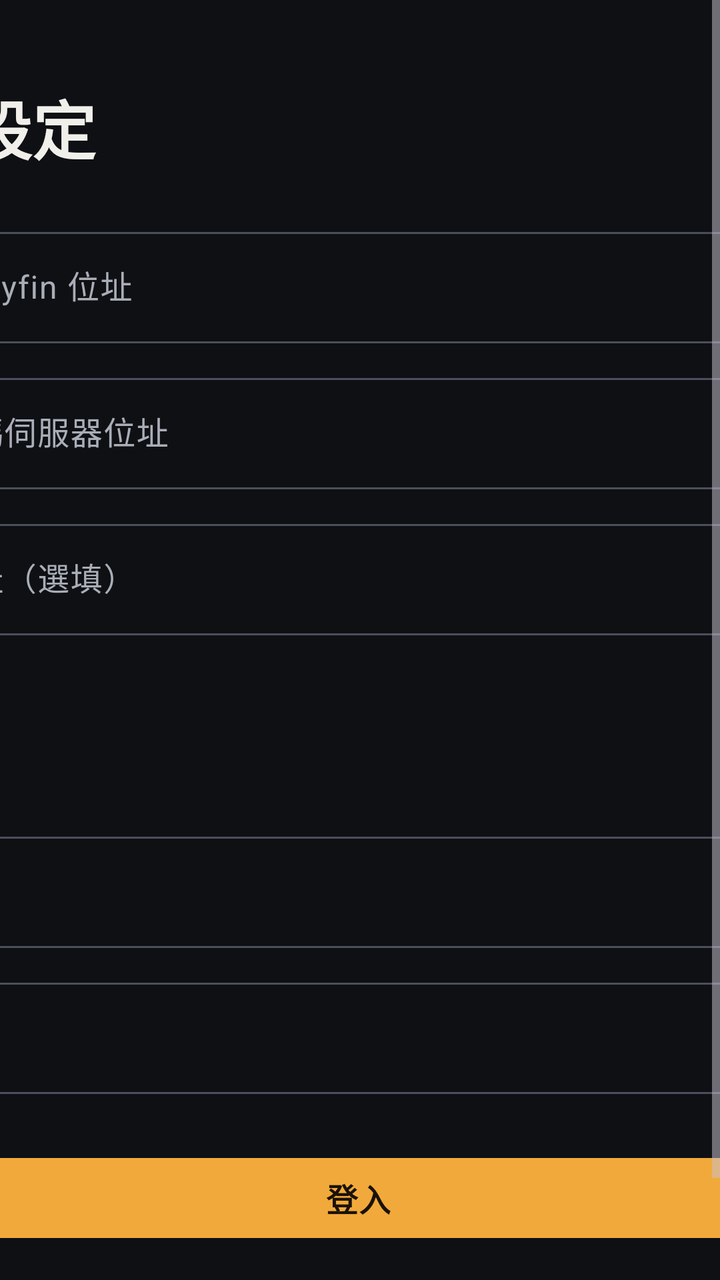
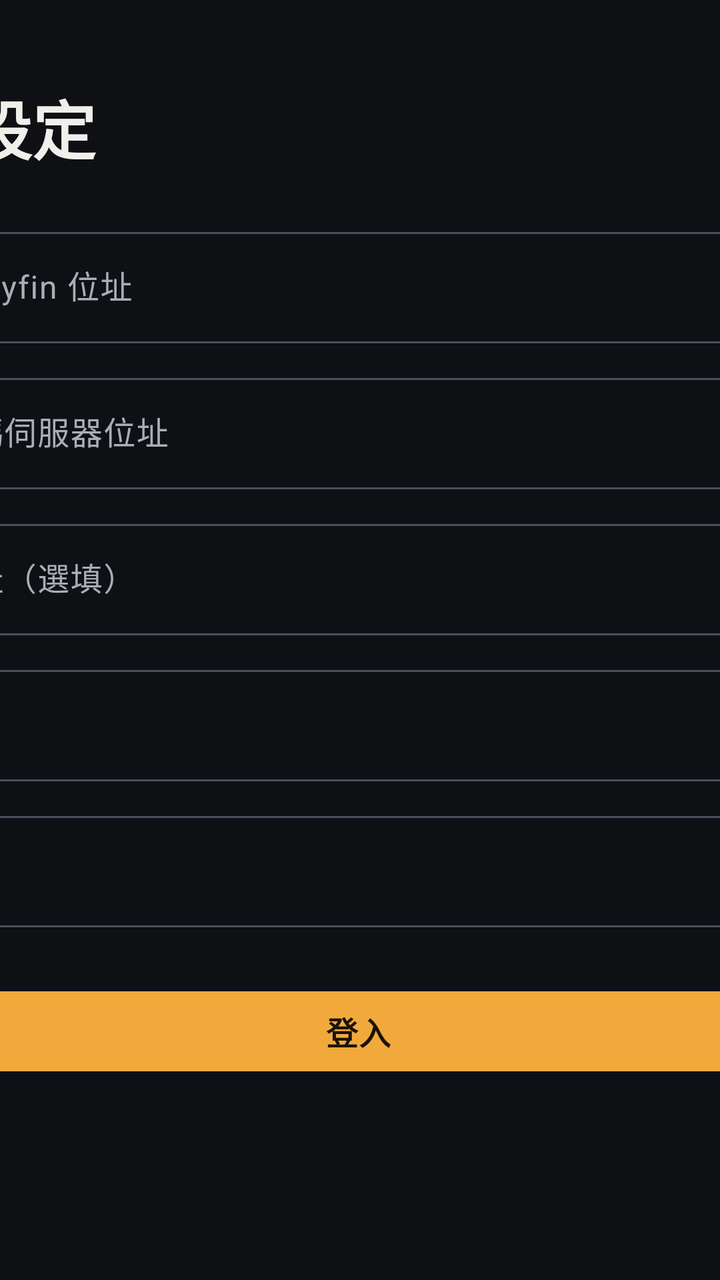

Compare the two renders of this Android layout. The source of the first and the diff that turns it into the second are given below.
<!-- AndroidManifest.xml: application theme Theme.Player -->
<!-- res/layout/activity_login.xml -->
<?xml version="1.0" encoding="utf-8"?>
<ScrollView xmlns:android="http://schemas.android.com/apk/res/android"
    xmlns:app="http://schemas.android.com/apk/res-auto"
    android:layout_width="match_parent"
    android:layout_height="match_parent"
    android:fillViewport="true">

    <LinearLayout
        android:layout_width="520dp"
        android:layout_height="wrap_content"
        android:layout_gravity="center_horizontal"
        android:orientation="vertical"
        android:paddingTop="40dp"
        android:paddingBottom="40dp">

        <TextView
            android:layout_width="wrap_content"
            android:layout_height="wrap_content"
            android:layout_marginBottom="12dp"
            android:text="@string/login_title"
            android:textColor="@color/text"
            android:textSize="32sp"
            android:textStyle="bold" />

        <com.google.android.material.textfield.TextInputLayout
            style="@style/Widget.Material3.TextInputLayout.OutlinedBox"
            android:layout_width="match_parent"
            android:layout_height="wrap_content"
            android:layout_marginTop="12dp"
            android:hint="@string/lan_jellyfin"
            app:placeholderText="@string/lan_jellyfin_hint">

            <com.google.android.material.textfield.TextInputEditText
                android:id="@+id/lanJellyfin"
                android:layout_width="match_parent"
                android:layout_height="wrap_content"
                android:importantForAutofill="no"
                android:inputType="textUri" />
        </com.google.android.material.textfield.TextInputLayout>

        <com.google.android.material.textfield.TextInputLayout
            style="@style/Widget.Material3.TextInputLayout.OutlinedBox"
            android:layout_width="match_parent"
            android:layout_height="wrap_content"
            android:layout_marginTop="12dp"
            android:hint="@string/lan_xcode"
            app:placeholderText="@string/lan_xcode_hint">

            <com.google.android.material.textfield.TextInputEditText
                android:id="@+id/lanXcode"
                android:layout_width="match_parent"
                android:layout_height="wrap_content"
                android:importantForAutofill="no"
                android:inputType="textUri" />
        </com.google.android.material.textfield.TextInputLayout>

        <com.google.android.material.textfield.TextInputLayout
            style="@style/Widget.Material3.TextInputLayout.OutlinedBox"
            android:layout_width="match_parent"
            android:layout_height="wrap_content"
            android:layout_marginTop="12dp"
            android:hint="@string/external"
            app:placeholderText="@string/external_hint">

            <com.google.android.material.textfield.TextInputEditText
                android:id="@+id/external"
                android:layout_width="match_parent"
                android:layout_height="wrap_content"
                android:importantForAutofill="no"
                android:inputType="textUri" />
        </com.google.android.material.textfield.TextInputLayout>

        <TextView
            style="@style/Text.Secondary"
            android:layout_width="wrap_content"
            android:layout_height="wrap_content"
            android:layout_marginTop="16dp"
            android:text="@string/profile" />

        <Spinner
            android:id="@+id/profile"
            android:layout_width="match_parent"
            android:layout_height="48dp" />

        <com.google.android.material.textfield.TextInputLayout
            style="@style/Widget.Material3.TextInputLayout.OutlinedBox"
            android:layout_width="match_parent"
            android:layout_height="wrap_content"
            android:layout_marginTop="12dp"
            android:hint="@string/username">

            <com.google.android.material.textfield.TextInputEditText
                android:id="@+id/username"
                android:layout_width="match_parent"
                android:layout_height="wrap_content"
                android:importantForAutofill="no"
                android:inputType="text" />
        </com.google.android.material.textfield.TextInputLayout>

        <com.google.android.material.textfield.TextInputLayout
            style="@style/Widget.Material3.TextInputLayout.OutlinedBox"
            android:layout_width="match_parent"
            android:layout_height="wrap_content"
            android:layout_marginTop="12dp"
            android:hint="@string/password"
            app:endIconMode="password_toggle">

            <com.google.android.material.textfield.TextInputEditText
                android:id="@+id/password"
                android:layout_width="match_parent"
                android:layout_height="wrap_content"
                android:importantForAutofill="no"
                android:inputType="textPassword" />
        </com.google.android.material.textfield.TextInputLayout>

        <com.google.android.material.button.MaterialButton
            android:id="@+id/login"
            style="@style/Button.Primary"
            android:layout_width="match_parent"
            android:layout_height="wrap_content"
            android:layout_marginTop="28dp"
            android:text="@string/login" />

        <TextView
            android:id="@+id/status"
            style="@style/Text.Body"
            android:layout_width="match_parent"
            android:layout_height="wrap_content"
            android:layout_marginTop="12dp"
            android:textColor="@color/text_secondary" />
    </LinearLayout>
</ScrollView>
<!-- resources referenced by this layout -->
<resources>
  <color name="text">#F1EFEA</color>
  <color name="text_secondary">#A9AEB7</color>
  <string name="external">外部網址（選填）</string>
  <string name="external_hint">https://example.com</string>
  <string name="lan_jellyfin">內網 Jellyfin 位址</string>
  <string name="lan_jellyfin_hint">http://192.168.x.x:8096</string>
  <string name="lan_xcode">內網轉碼伺服器位址</string>
  <string name="lan_xcode_hint">http://192.168.x.x:8097</string>
  <string name="login">登入</string>
  <string name="login_title">連線設定</string>
  <string name="password">密碼</string>
  <string name="profile">裝置規格</string>
  <string name="username">帳號</string>
  <style name="Button.Primary" parent="Widget.Material3.Button">
          <item name="android:minHeight">48dp</item>
          <item name="android:textSize">16sp</item>
          <item name="android:textStyle">bold</item>
          <item name="backgroundTint">@color/accent</item>
          <item name="android:textColor">@color/on_accent</item>
          <item name="iconTint">@color/on_accent</item>
          <item name="iconSize">18dp</item>
          <item name="android:paddingStart">22dp</item>
          <item name="android:paddingEnd">24dp</item>
      </style>
  <style name="Text.Body" parent="">
          <item name="android:textColor">@color/text</item>
          <item name="android:textSize">15sp</item>
      </style>
  <style name="Text.Secondary" parent="">
          <item name="android:textColor">@color/text_secondary</item>
          <item name="android:textSize">13sp</item>
      </style>
  <style name="Theme.Player" parent="Theme.Material3.Dark.NoActionBar">
          <item name="colorPrimary">@color/accent</item>
          <item name="colorOnPrimary">@color/on_accent</item>
          
          <item name="colorSecondary">@color/accent</item>
          <item name="colorOnSecondary">@color/on_accent</item>
          <item name="colorPrimaryContainer">@color/surface_high</item>
          <item name="colorOnPrimaryContainer">@color/accent</item>
          <item name="colorSecondaryContainer">@color/surface_high</item>
          <item name="colorOnSecondaryContainer">@color/accent</item>
          <item name="colorSurface">@color/bg</item>
          <item name="colorOnSurface">@color/text</item>
          <item name="colorOnSurfaceVariant">@color/text_secondary</item>
          <item name="colorSurfaceContainer">@color/surface</item>
          <item name="colorSurfaceContainerHigh">@color/surface_high</item>
          <item name="colorOutline">@color/outline</item>
          <item name="colorOutlineVariant">@color/line</item>
          <item name="android:colorBackground">@color/bg</item>
          <item name="android:windowBackground">@color/bg</item>
          <item name="android:statusBarColor">@color/bg</item>
          <item name="android:navigationBarColor">@color/bg</item>
      </style>
  <color name="accent">#F2A93B</color>
  <color name="on_accent">#1A1206</color>
  <color name="surface_high">#20242C</color>
  <color name="bg">#0E1014</color>
  <color name="surface">#171A20</color>
  <color name="outline">#4A505B</color>
  <color name="line">#2A2F38</color>
</resources>

<!-- the commit's change to res/layout/activity_login.xml (unified diff, before → after) -->
@@ -70,18 +70,6 @@
                 android:inputType="textUri" />
         </com.google.android.material.textfield.TextInputLayout>
 
-        <TextView
-            style="@style/Text.Secondary"
-            android:layout_width="wrap_content"
-            android:layout_height="wrap_content"
-            android:layout_marginTop="16dp"
-            android:text="@string/profile" />
-
-        <Spinner
-            android:id="@+id/profile"
-            android:layout_width="match_parent"
-            android:layout_height="48dp" />
-
         <com.google.android.material.textfield.TextInputLayout
             style="@style/Widget.Material3.TextInputLayout.OutlinedBox"
             android:layout_width="match_parent"
<!-- resource entries referenced after the edit -->
@@ -11,7 +11,6 @@
   <string name="login">登入</string>
   <string name="login_title">連線設定</string>
   <string name="password">密碼</string>
-  <string name="profile">裝置規格</string>
   <string name="username">帳號</string>
   <style name="Button.Primary" parent="Widget.Material3.Button">
           <item name="android:minHeight">48dp</item>
@@ -27,10 +26,6 @@
   <style name="Text.Body" parent="">
           <item name="android:textColor">@color/text</item>
           <item name="android:textSize">15sp</item>
-      </style>
-  <style name="Text.Secondary" parent="">
-          <item name="android:textColor">@color/text_secondary</item>
-          <item name="android:textSize">13sp</item>
       </style>
   <style name="Theme.Player" parent="Theme.Material3.Dark.NoActionBar">
           <item name="colorPrimary">@color/accent</item>
